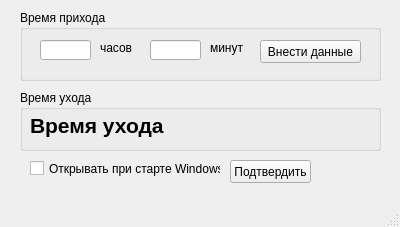
This is mainwindow.ui in Gambityasha/WorkTime as Qt 5 draws it before an edit. The edited form follows.
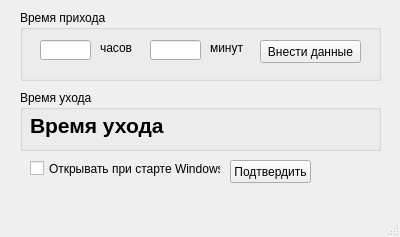
This is the edited form.

```diff
--- a/mainwindow.ui
+++ b/mainwindow.ui
@@ -7,7 +7,7 @@
     <x>0</x>
     <y>0</y>
     <width>400</width>
-    <height>227</height>
+    <height>237</height>
    </rect>
   </property>
   <property name="minimumSize">
@@ -19,7 +19,7 @@
   <property name="maximumSize">
    <size>
     <width>400</width>
-    <height>227</height>
+    <height>237</height>
    </size>
   </property>
   <property name="windowTitle">
```
